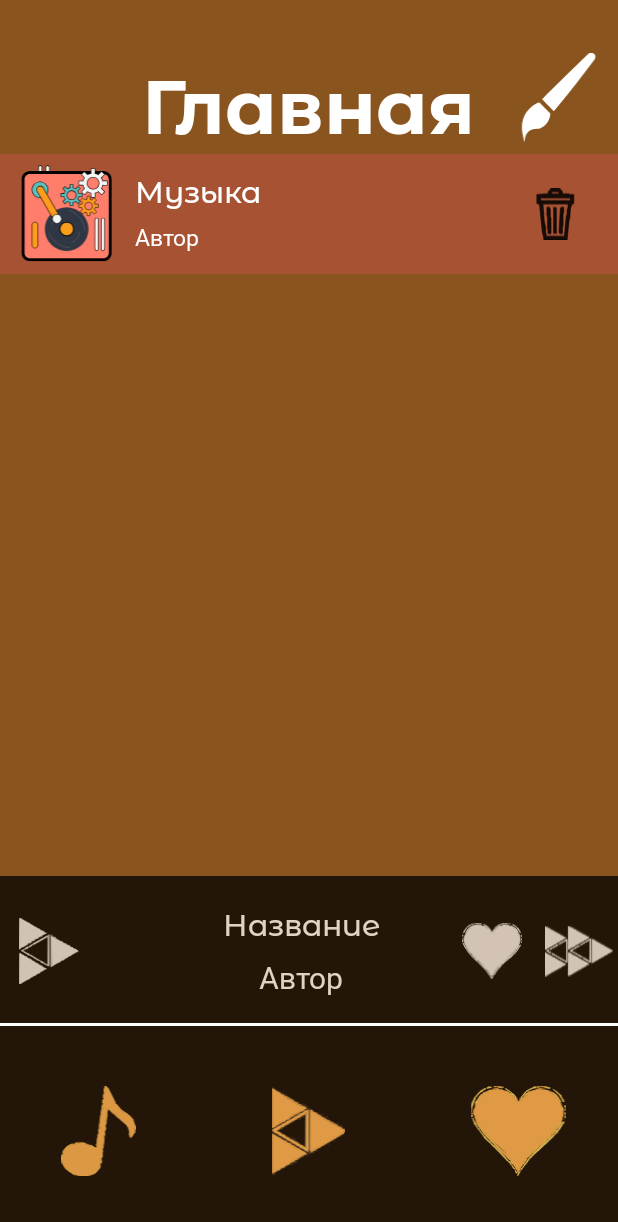
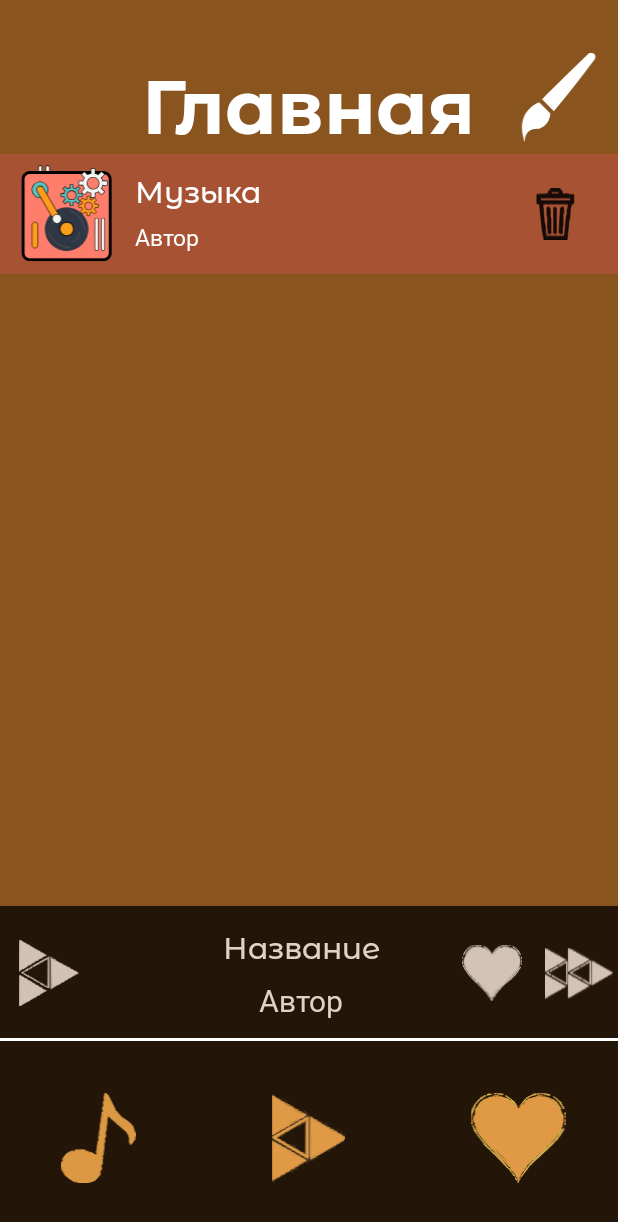
Before and after one commit to MaximLeonov821/Music_Player, an Android app: the screen it shows after launch (MainActivity), on a phone screen of 412 x 824 dp. Shown: the top 1222 px of the screen. Run offline under Robolectric (Android 15) with nearby library versions, the phone set to English and light mode, and no system bars.

Commit message:
Создал файлы с анимациями для анимирования PopUpMusicPanel, функции для показа этой панели только в MainFragment и PlayerFragment. В эти функции были добавлены еще и анимации при перелистывании с PlayerFragment на другие фрагменты. В функции replaceFragment теперь вызываются 2 функции, описанные выше и соответсвенно настроена анимация показа панели

```diff
--- a/app/src/main/java/com/example/futurepast/MainActivity.kt
+++ b/app/src/main/java/com/example/futurepast/MainActivity.kt
@@ -66,15 +66,36 @@ class MainActivity : AppCompatActivity() {
         }
     }
 
-//    private fun showPopUpMusicPanel(){
-//        binding.PopUpMusicPanel.visibility = View.VISIBLE
-//        binding.LineView.visibility = View.VISIBLE
-//    }
-//
-//    private fun hidePopUpMusicPanel(){
-//        binding.PopUpMusicPanel.visibility = View.GONE
-//        binding.LineView.visibility = View.GONE
-//    }
+    private fun showPopUpMusicPanel(direction: String) {
+        if (binding.PopUpMusicPanel.visibility != View.VISIBLE) {
+            binding.PopUpMusicPanel.visibility = View.VISIBLE
+            binding.LineView.visibility = View.VISIBLE
+
+            val anim = when(direction) {
+                "left" -> AnimationUtils.loadAnimation(this, R.anim.slide_in_left_panel)
+                "right" -> AnimationUtils.loadAnimation(this, R.anim.slide_in_right_panel)
+                else -> AnimationUtils.loadAnimation(this, R.anim.slide_down)
+            }
+
+            binding.PopUpMusicPanel.startAnimation(anim)
+            binding.LineView.startAnimation(anim)
+        }
+    }
+
+    private fun hidePopUpMusicPanel(){
+        val slideDown = AnimationUtils.loadAnimation(this, R.anim.slide_down)
+        binding.PopUpMusicPanel.startAnimation(slideDown)
+        binding.LineView.startAnimation(slideDown)
+
+        slideDown.setAnimationListener(object : Animation.AnimationListener {
+            override fun onAnimationStart(animation: Animation?) {}
+            override fun onAnimationRepeat(animation: Animation?) {}
+            override fun onAnimationEnd(animation: Animation?) {
+                binding.PopUpMusicPanel.visibility = View.GONE
+                binding.LineView.visibility = View.GONE
+            }
+        })
+    }
 
     fun showThemeSelectionDialog() {
         val themes = arrayOf("Стандартная", "Темная", "Светлая")
@@ -109,6 +130,7 @@ class MainActivity : AppCompatActivity() {
         binding.linearLayout3.alpha = ThemeManager.getBackgroundAlpha()
         binding.PopUpMusicPanel.setBackgroundResource(ThemeManager.getBackgroundPopUpPanelColorRes())
         binding.PopUpMusicPanel.alpha = ThemeManager.getBackgroundAlpha()
+        binding.ActivityContainer.setBackgroundResource(ThemeManager.getBackgroundColorRes())
 
         updateMainActivityIcons()
 
@@ -182,6 +204,19 @@ class MainActivity : AppCompatActivity() {
             }
         }
 
+        val direction = when {
+            currentFragment == null -> "up"
+            currentFragment.tag == "PLAYER" && tag == "MAIN" -> "right"
+            currentFragment.tag == "PLAYER" && tag == "FAVOURITES" -> "left"
+            else -> "up"
+        }
+
+        if (tag == "MAIN" || tag == "FAVOURITES" ){
+            showPopUpMusicPanel(direction)
+        }else{
+            hidePopUpMusicPanel()
+        }
+
         supportFragmentManager.beginTransaction()
             .setCustomAnimations(enterAnim, exitAnim, popEnterAnim, popExitAnim)
             .replace(R.id.fragmentContainer, fragment, tag)
--- /dev/null
+++ b/app/src/main/res/anim/slide_down.xml
@@ -0,0 +1,12 @@
+<?xml version="1.0" encoding="utf-8"?>
+<set xmlns:android="http://schemas.android.com/apk/res/android">
+    <translate
+        android:duration="300"
+        android:fromYDelta="0%"
+        android:toYDelta="100%" />
+    <alpha
+        android:duration="300"
+        android:fromAlpha="1.0"
+        android:toAlpha="0.0"/>
+
+</set>
--- /dev/null
+++ b/app/src/main/res/anim/slide_in_left_panel.xml
@@ -0,0 +1,7 @@
+<?xml version="1.0" encoding="utf-8"?>
+<set xmlns:android="http://schemas.android.com/apk/res/android">
+    <translate
+        android:duration="300"
+        android:fromXDelta="100%"
+        android:toXDelta="0%"/>
+</set>
--- /dev/null
+++ b/app/src/main/res/anim/slide_in_right_panel.xml
@@ -0,0 +1,7 @@
+<?xml version="1.0" encoding="utf-8"?>
+<set xmlns:android="http://schemas.android.com/apk/res/android">
+    <translate
+        android:duration="300"
+        android:fromXDelta="-100%"
+        android:toXDelta="0%"/>
+</set>
--- a/app/src/main/res/layout/activity_main.xml
+++ b/app/src/main/res/layout/activity_main.xml
@@ -10,10 +10,21 @@
     tools:context=".MainActivity"
     >
 
+    <FrameLayout
+        android:id="@+id/ActivityContainer"
+        android:layout_width="match_parent"
+        android:layout_height="0dp"
+        app:layout_constraintBottom_toTopOf="@+id/linearLayout3"
+        app:layout_constraintEnd_toEndOf="parent"
+        app:layout_constraintStart_toStartOf="parent"
+        app:layout_constraintTop_toTopOf="parent">
+
+    </FrameLayout>
+
     <LinearLayout
         android:id="@+id/PopUpMusicPanel"
         android:layout_width="match_parent"
-        android:layout_height="100dp"
+        android:layout_height="90dp"
         android:alpha="0.74"
         android:background="@color/BackgroundBottom"
         android:gravity="center_vertical"
@@ -91,7 +102,7 @@
     <LinearLayout
         android:id="@+id/linearLayout3"
         android:layout_width="match_parent"
-        android:layout_height="140dp"
+        android:layout_height="130dp"
         android:alpha="0.74"
         android:background="@color/BackgroundBottom"
         android:orientation="horizontal"
--- a/app/src/main/res/layout/fragment_player.xml
+++ b/app/src/main/res/layout/fragment_player.xml
@@ -19,8 +19,8 @@
 
         <com.airbnb.lottie.LottieAnimationView
             android:id="@+id/imageView"
-            android:layout_width="400dp"
-            android:layout_height="400dp"
+            android:layout_width="380dp"
+            android:layout_height="380dp"
             android:layout_marginTop="20dp"
             android:contentDescription="Обложка песни"
             app:lottie_rawRes="@raw/cover_animation"
```
